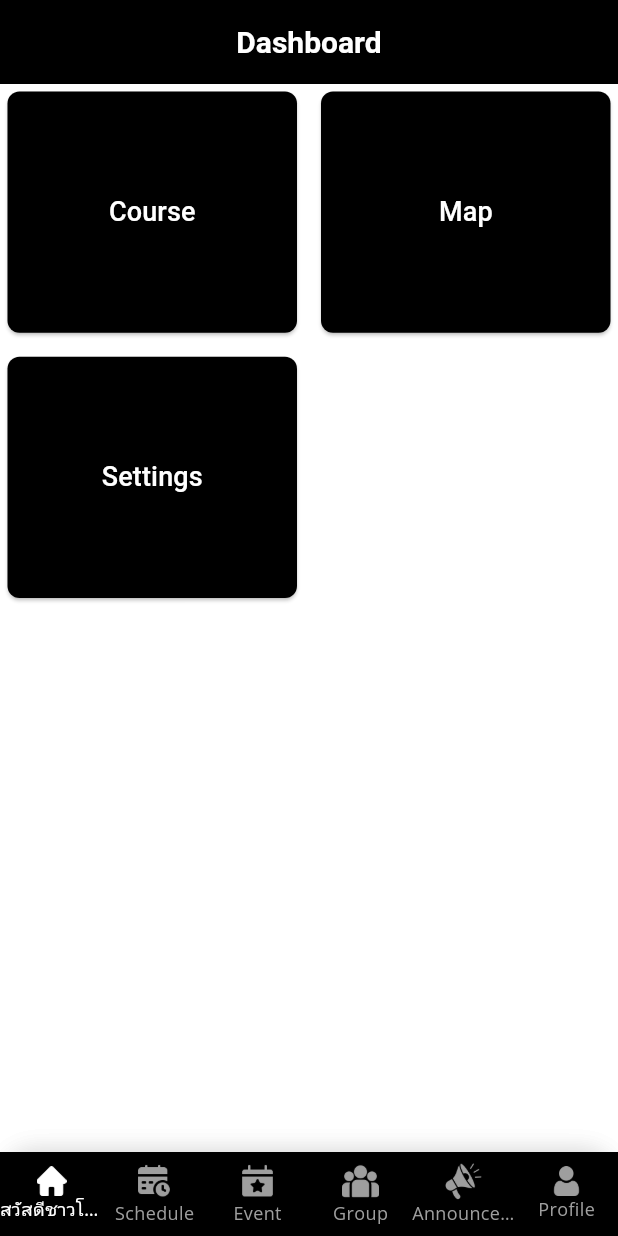
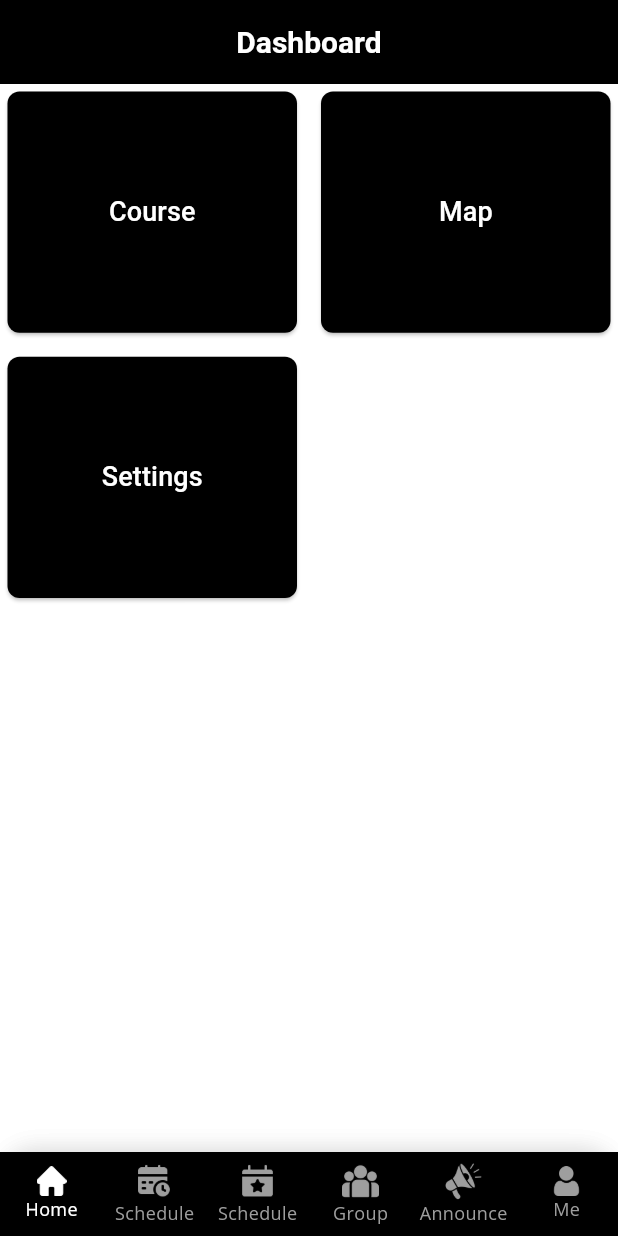
Before and after one commit to Thanutham-T/unisphere, a Flutter app: the screen it shows after launch, on a phone screen of 412 x 824 dp. Run offline on Flutter 3.47's test engine with Material 3 defaults, Android fonts, the light colour scheme and no system bars; our stand-ins replace dartz, equatable, flutter_bloc, flutter_secure_storage, get_it, go_router and 3 more.

Commit message:
feat: :sparkles: update localization for bottom navigation and menu items

```diff
--- a/lib/core/widgets/custom_bottom_nav_bar.dart
+++ b/lib/core/widgets/custom_bottom_nav_bar.dart
@@ -42,32 +42,32 @@ class CustomBottomNavBar extends StatelessWidget {
           BottomNavigationBarItem(
             icon: ImageIcon(Assets.icons.home.provider(), color: Colors.grey, size: 20),
             activeIcon: ImageIcon(Assets.icons.home.provider(), color: Colors.white, size: 20),
-            label: AppLocalizations.of(context)?.helloWorld,
+            label: AppLocalizations.of(context)?.home_menu,
           ),
           BottomNavigationBarItem(
             icon: ImageIcon(Assets.icons.schedule.provider(), color: Colors.grey, size: 25),
             activeIcon: ImageIcon(Assets.icons.schedule.provider(), color: Colors.white, size: 25),
-            label: 'Schedule',
+            label: AppLocalizations.of(context)?.schedule_menu
           ),
           BottomNavigationBarItem(
             icon: ImageIcon(Assets.icons.event.provider(), color: Colors.grey, size: 25),
             activeIcon: ImageIcon(Assets.icons.event.provider(), color: Colors.white, size: 25),
-            label: 'Event',
+            label: AppLocalizations.of(context)?.schedule_menu,
           ),
           BottomNavigationBarItem(
             icon: ImageIcon(Assets.icons.group.provider(), color: Colors.grey, size: 25),
             activeIcon: ImageIcon(Assets.icons.group.provider(), color: Colors.white, size: 25),
-            label: 'Group',
+            label: AppLocalizations.of(context)?.groups_menu,
           ),
           BottomNavigationBarItem(
             icon: ImageIcon(Assets.icons.announcement.provider(), color: Colors.grey, size: 25),
             activeIcon: ImageIcon(Assets.icons.announcement.provider(), color: Colors.white, size: 25),
-            label: 'Announcement',
+            label: AppLocalizations.of(context)?.announce_menu,
           ),
           BottomNavigationBarItem(
             icon: ImageIcon(Assets.icons.user.provider(), color: Colors.grey, size: 20),
             activeIcon: ImageIcon(Assets.icons.user.provider(), color: Colors.white, size: 20),
-            label: 'Profile',
+            label: AppLocalizations.of(context)?.profile_menu,
           ),
         ],
       ),
--- a/lib/l10n/app_localizations.dart
+++ b/lib/l10n/app_localizations.dart
@@ -98,11 +98,47 @@ abstract class AppLocalizations {
     Locale('th'),
   ];
 
-  /// The conventional newborn programmer greeting
+  /// Shown on top of the screen.
   ///
   /// In en, this message translates to:
-  /// **'Hello World!'**
-  String get helloWorld;
+  /// **'Unisphere'**
+  String get app_title;
+
+  /// Home menu item
+  ///
+  /// In en, this message translates to:
+  /// **'Home'**
+  String get home_menu;
+
+  /// Schedule menu item
+  ///
+  /// In en, this message translates to:
+  /// **'Schedule'**
+  String get schedule_menu;
+
+  /// Event menu item
+  ///
+  /// In en, this message translates to:
+  /// **'Event'**
+  String get events_menu;
+
+  /// Group menu item
+  ///
+  /// In en, this message translates to:
+  /// **'Group'**
+  String get groups_menu;
+
+  /// announce menu item
+  ///
+  /// In en, this message translates to:
+  /// **'Announce'**
+  String get announce_menu;
+
+  /// Profile menu item
+  ///
+  /// In en, this message translates to:
+  /// **'Me'**
+  String get profile_menu;
 }
 
 class _AppLocalizationsDelegate
--- a/lib/l10n/app_th.arb
+++ b/lib/l10n/app_th.arb
@@ -1,6 +1,31 @@
 {
-  "helloWorld": "สวัสดีชาวโลก!",
-  "@helloWorld": {
-    "description": "คำทักทายมาตรฐานของโปรแกรมเมอร์มือใหม่"
+  "@@locale": "th",
+  "app_title": "Unisphere",
+  "@app_title": {
+    "description": "Shown on top of the screen."
+  },
+  "home_menu": "หน้าแรก",
+  "@home_menu": {
+    "description": "Home menu item"
+  },
+  "schedule_menu": "ตารางเรียน",
+  "@schedule_menu": {
+    "description": "Schedule menu item"
+  },
+  "events_menu": "กิจกรรม",
+  "@events_menu": {
+    "description": "Event menu item"
+  },
+  "groups_menu": "กลุ่ม",
+  "@groups_menu": {
+    "description": "Group menu item"
+  },
+  "announce_menu": "ประกาศ",
+  "@announce_menu": {
+    "description": "announce menu item"
+  },
+  "profile_menu": "ฉัน",
+  "@profile_menu": {
+    "description": "Profile menu item"
   }
 }
--- a/lib/main.dart
+++ b/lib/main.dart
@@ -43,7 +43,7 @@ class MyApp extends StatelessWidget {
           Locale('th'),
           Locale('en'),
         ],
-        locale: Locale('th'),
+        locale: Locale('en'),
       ),
     );
   }
```
Also changed, not shown: lib/l10n/app_en.arb (+28 -3 lines), lib/l10n/app_localizations_en.dart (+19 -1 lines), lib/l10n/app_localizations_th.dart (+19 -1 lines).
